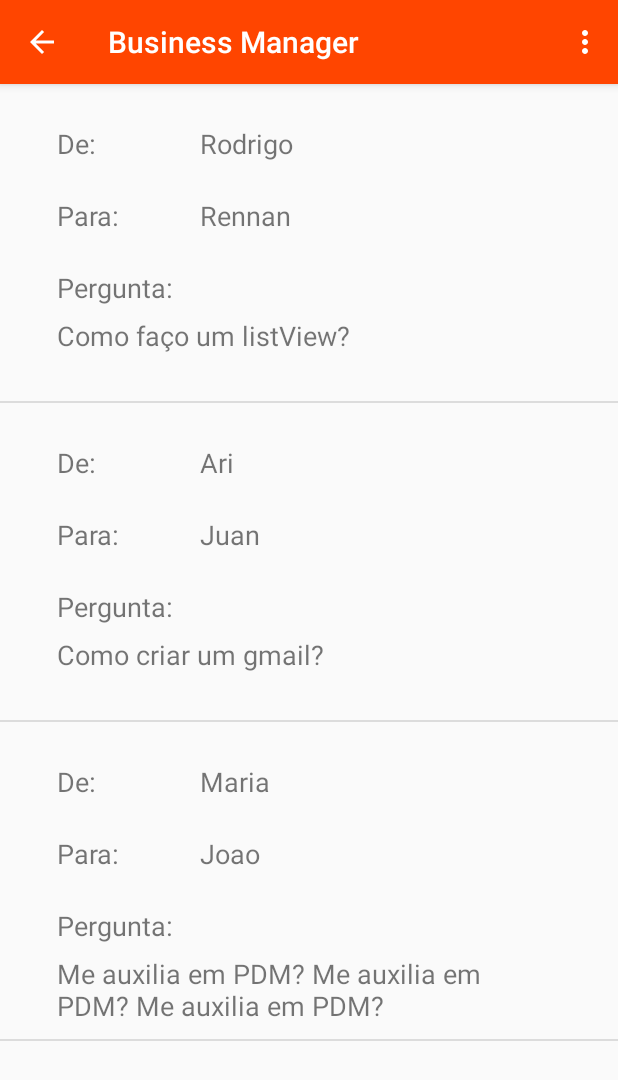
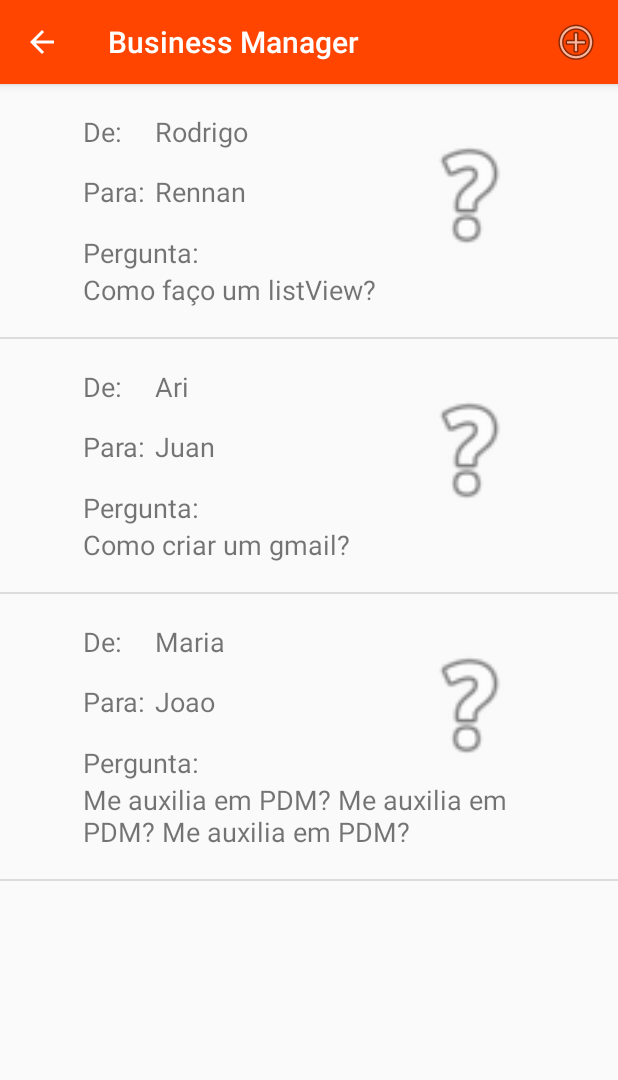
Before and after one commit to rodrigobentorodrigues/business-manager, an Android app: the MenuActivity screen opened directly, with no data from a screen before it, after a tap on an icon or button, on a phone screen of 412 x 824 dp. Shown: the top 1080 px of the screen. Run offline under Robolectric (Android 15) with nearby library versions, the phone set to English and light mode, and no system bars.

Commit message:
Telas alteradas por função do usuario

```diff
--- /dev/null
+++ b/app/src/main/java/bm/pdm/ifpb/com/businessmanager/domains/TipoTemp.java
@@ -0,0 +1,15 @@
+package bm.pdm.ifpb.com.businessmanager.domains;
+
+public class TipoTemp {
+
+    private static String valor;
+
+    public String getValor() {
+        return valor;
+    }
+
+    public void setValor(String valor) {
+        this.valor = valor;
+    }
+
+}
--- a/app/src/main/java/bm/pdm/ifpb/com/businessmanager/views/MainActivity.java
+++ b/app/src/main/java/bm/pdm/ifpb/com/businessmanager/views/MainActivity.java
@@ -13,6 +13,7 @@ import android.widget.EditText;
 import android.widget.Spinner;
 
 import bm.pdm.ifpb.com.businessmanager.R;
+import bm.pdm.ifpb.com.businessmanager.domains.TipoTemp;
 
 public class MainActivity extends AppCompatActivity {
 
@@ -51,8 +52,10 @@ public class MainActivity extends AppCompatActivity {
                         startActivity(intent);
                     } else {
                         Intent intent = new Intent(MainActivity.this, MenuActivity.class);
-                        intent.putExtra("tipo", spinner.getSelectedItem().toString());
+                        TipoTemp tipo = new TipoTemp();
+                        tipo.setValor(spinner.getSelectedItem().toString());
                         startActivity(intent);
+                        // intent.putExtra("tipo", spinner.getSelectedItem().toString());
                     }
                 }
             }
--- a/app/src/main/java/bm/pdm/ifpb/com/businessmanager/views/MenuActivity.java
+++ b/app/src/main/java/bm/pdm/ifpb/com/businessmanager/views/MenuActivity.java
@@ -9,19 +9,22 @@ import android.view.View;
 import android.widget.ImageButton;
 
 import bm.pdm.ifpb.com.businessmanager.R;
+import bm.pdm.ifpb.com.businessmanager.domains.TipoTemp;
 
 public class MenuActivity extends AppCompatActivity {
 
     private ImageButton atividade, contatos, cadastro, duvida;
     private String tipo;
+    private TipoTemp temp;
+    private final String TIPO_FUNC = "Funcionário";
 
     @Override
     protected void onCreate(Bundle savedInstanceState) {
         super.onCreate(savedInstanceState);
         setContentView(R.layout.activity_menu);
         //
-        Intent intent = getIntent();
-        this.tipo = intent.getStringExtra("tipo");
+        this.temp = new TipoTemp();
+        this.tipo = temp.getValor();
         //
         this.atividade = findViewById(R.id.botaoAtividade);
         this.contatos = findViewById(R.id.botaoContatos);
@@ -31,10 +34,15 @@ public class MenuActivity extends AppCompatActivity {
         atividade.setOnClickListener(new View.OnClickListener() {
             @Override
             public void onClick(View v) {
-                Intent intent = new Intent(MenuActivity.this,
-                        CadastroAtividade.class);
-                intent.putExtra("tipo", tipo);
-                startActivity(intent);
+                if(tipo.equals(TIPO_FUNC)){
+                    Intent intent = new Intent(MenuActivity.this,
+                            TarefaActivity.class);
+                    startActivity(intent);
+                } else {
+                    Intent intent = new Intent(MenuActivity.this,
+                            CadastroAtividade.class);
+                    startActivity(intent);
+                }
             }
         });
         contatos.setOnClickListener(new View.OnClickListener() {
@@ -46,8 +54,7 @@ public class MenuActivity extends AppCompatActivity {
         cadastro.setOnClickListener(new View.OnClickListener() {
             @Override
             public void onClick(View v) {
-                //
-                if(tipo.equals("Funcionário")){
+                if(tipo.equals(TIPO_FUNC)){
                     AlertDialog alert = construirAlerta("Acesso negado",
                             "Você não tem acesso para essa parte do aplicativo!");
                     alert.show();
@@ -56,7 +63,6 @@ public class MenuActivity extends AppCompatActivity {
                             CadastroFuncionario.class);
                     startActivity(intent);
                 }
-                //
             }
         });
         duvida.setOnClickListener(new View.OnClickListener() {
--- a/app/src/main/res/layout/activity_cadastro_atividade.xml
+++ b/app/src/main/res/layout/activity_cadastro_atividade.xml
@@ -45,7 +45,8 @@
         android:layout_above="@+id/campoDesc"
         android:layout_alignStart="@+id/spinner3"
         android:text="Descrição da atividade"
-        android:textSize="18sp" />
+        android:textSize="18sp"
+        android:layout_alignLeft="@+id/spinner3" />
 
     <EditText
         android:id="@+id/campoDesc"
@@ -64,7 +65,8 @@
         android:layout_above="@+id/campoData"
         android:layout_alignStart="@+id/spinner3"
         android:text="Data de conclusão"
-        android:textSize="18sp" />
+        android:textSize="18sp"
+        android:layout_alignLeft="@+id/spinner3" />
 
     <EditText
         android:id="@+id/campoData"
--- a/app/src/main/res/layout/valores_duvida.xml
+++ b/app/src/main/res/layout/valores_duvida.xml
@@ -1,6 +1,8 @@
 <?xml version="1.0" encoding="utf-8"?>
 <RelativeLayout
-    xmlns:android="http://schemas.android.com/apk/res/android" android:layout_width="match_parent"
+    xmlns:android="http://schemas.android.com/apk/res/android"
+    xmlns:app="http://schemas.android.com/apk/res-auto"
+    android:layout_width="match_parent"
     android:layout_height="match_parent">
 
     <TextView
@@ -8,51 +10,47 @@
         android:layout_width="wrap_content"
         android:layout_height="wrap_content"
         android:layout_alignParentTop="true"
-        android:layout_alignStart="@+id/textView26"
-        android:layout_marginTop="27dp"
+        android:layout_alignStart="@+id/mensagem"
+        android:layout_marginTop="19dp"
         android:text="De: "
         android:textSize="18sp"
-        android:layout_alignLeft="@+id/textView26" />
+        android:layout_alignLeft="@+id/mensagem" />
 
     <TextView
         android:id="@+id/textView26"
         android:layout_width="wrap_content"
         android:layout_height="wrap_content"
-        android:layout_alignParentStart="true"
         android:layout_alignParentTop="true"
-        android:layout_marginStart="38dp"
-        android:layout_marginTop="123dp"
+        android:layout_alignStart="@+id/textView25"
+        android:layout_marginTop="100dp"
         android:text="Pergunta: "
-        android:textSize="18sp" />
+        android:textSize="18sp"
+        android:layout_alignLeft="@+id/textView25" />
 
     <TextView
         android:id="@+id/deUsuario"
-        android:layout_width="208dp"
+        android:layout_width="112dp"
         android:layout_height="wrap_content"
-        android:layout_alignParentLeft="true"
-        android:layout_alignParentStart="true"
+        android:layout_alignStart="@+id/paraUsuario"
         android:layout_alignTop="@+id/textView25"
-        android:layout_marginLeft="133dp"
-        android:layout_marginStart="133dp"
         android:text="TextView"
-        android:textSize="18sp" />
+        android:textSize="18sp"
+        android:layout_alignLeft="@+id/paraUsuario" />
 
     <TextView
         android:id="@+id/mensagem"
         android:layout_width="301dp"
         android:layout_height="wrap_content"
-        android:layout_alignParentTop="true"
-        android:layout_alignStart="@+id/textView25"
-        android:layout_marginTop="155dp"
+        android:layout_below="@+id/textView26"
+        android:layout_centerHorizontal="true"
         android:text="TextView"
         android:textSize="18sp" />
 
     <Space
         android:layout_width="340dp"
         android:layout_height="19dp"
-        android:layout_alignParentTop="true"
-        android:layout_centerHorizontal="true"
-        android:layout_marginTop="192dp" />
+        android:layout_below="@+id/mensagem"
+        android:layout_centerHorizontal="true" />
 
     <TextView
         android:id="@+id/textView31"
@@ -60,18 +58,30 @@
         android:layout_height="wrap_content"
         android:layout_alignParentTop="true"
         android:layout_alignStart="@+id/textView25"
-        android:layout_marginTop="75dp"
+        android:layout_marginTop="59dp"
         android:text="Para:"
         android:textSize="18sp"
         android:layout_alignLeft="@+id/textView25" />
 
     <TextView
         android:id="@+id/paraUsuario"
-        android:layout_width="208dp"
+        android:layout_width="113dp"
         android:layout_height="wrap_content"
-        android:layout_alignStart="@+id/deUsuario"
+        android:layout_alignParentStart="true"
         android:layout_alignTop="@+id/textView31"
+        android:layout_marginStart="103dp"
         android:text="TextView"
-        android:textSize="18sp" />
+        android:textSize="18sp"
+        android:layout_alignParentLeft="true"
+        android:layout_marginLeft="103dp" />
+
+    <ImageView
+        android:id="@+id/imageView3"
+        android:layout_width="87dp"
+        android:layout_height="110dp"
+        android:layout_alignEnd="@+id/mensagem"
+        android:layout_alignTop="@+id/textView25"
+        app:srcCompat="@android:drawable/ic_menu_help"
+        android:layout_alignRight="@+id/mensagem" />
 
 </RelativeLayout>
--- a/app/src/main/res/menu/duvida.xml
+++ b/app/src/main/res/menu/duvida.xml
@@ -2,6 +2,9 @@
 <menu xmlns:app="http://schemas.android.com/apk/res-auto"
     xmlns:android="http://schemas.android.com/apk/res/android">
 
-    <item android:title="Novo Contato"
-        android:id="@+id/addContato"/>
+    <item
+        android:id="@+id/addContato"
+        android:icon="@android:drawable/ic_menu_add"
+        android:title="Novo Contato"
+        app:showAsAction="always" />
 </menu>
--- a/build.gradle
+++ b/build.gradle
@@ -12,8 +12,6 @@ buildscript {
     dependencies {
         classpath 'com.android.tools.build:gradle:3.1.2'
         classpath 'com.android.support.constraint:constraint-layout:1.0.2'
-        // NOTE: Do not place your application dependencies here; they belong
-        // in the individual module build.gradle files
     }
 }
 
```
Also changed, not shown: app/src/main/AndroidManifest.xml (+14 -5 lines), app/src/main/java/bm/pdm/ifpb/com/businessmanager/domains/Duvida.java (+11 -1 lines), app/src/main/java/bm/pdm/ifpb/com/businessmanager/domains/Tarefa.java (added, +85 -0 lines), app/src/main/java/bm/pdm/ifpb/com/businessmanager/domains/Usuario.java (added, +7 -0 lines), app/src/main/java/bm/pdm/ifpb/com/businessmanager/infra/TarefaAdapter.java (added, +55 -0 lines), app/src/main/java/bm/pdm/ifpb/com/businessmanager/views/CadastroAtividade.java (+0 -20 lines), app/src/main/java/bm/pdm/ifpb/com/businessmanager/views/TarefaActivity.java (added, +57 -0 lines), app/src/main/res/layout/activity_cadastro_funcionario.xml (+9 -6 lines), app/src/main/res/layout/activity_tarefa.xml (added, +17 -0 lines), app/src/main/res/layout/valores_tarefa.xml (added, +72 -0 lines).
